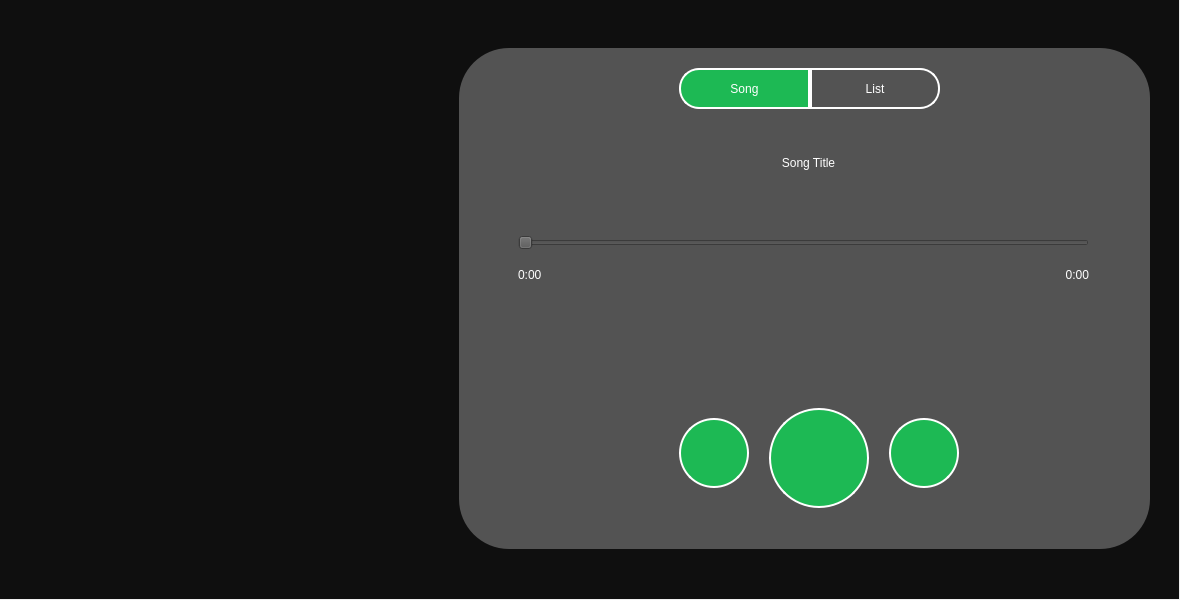
VincentZyrellDelaCruz/PyqtProject, file UI/music_player.ui: the form before one commit.
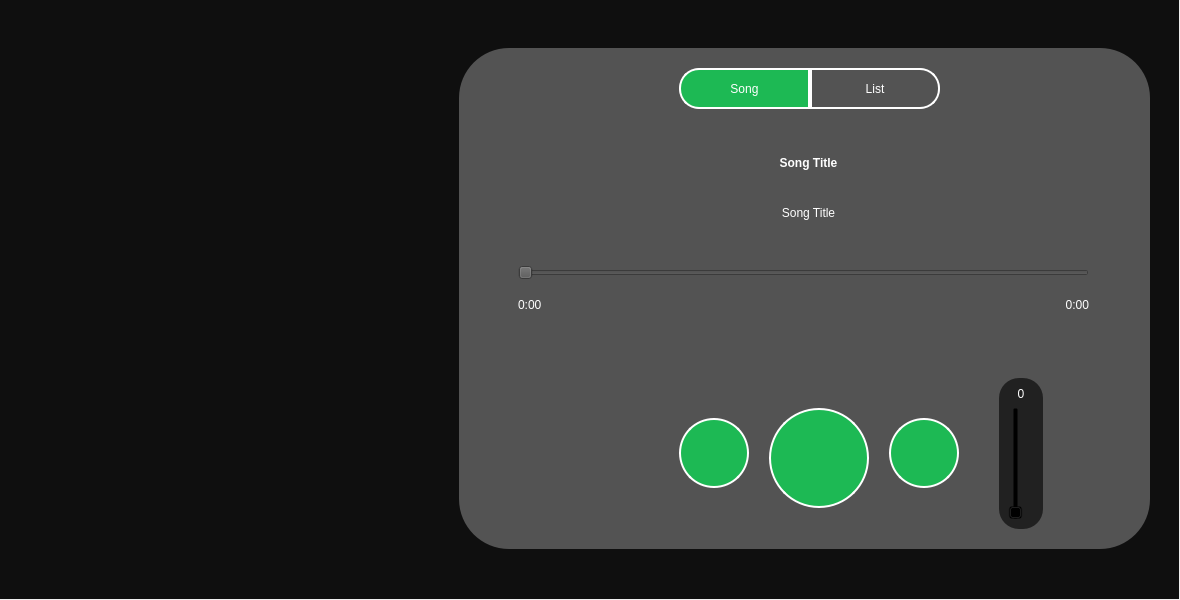
The form after the commit. Icons and pictures are not drawn.

Commit message: Adds and enhances music player functionalities

```diff
--- a/UI/music_player.ui
+++ b/UI/music_player.ui
@@ -180,7 +180,7 @@
        <property name="geometry">
         <rect>
          <x>10</x>
-         <y>100</y>
+         <y>130</y>
          <width>571</width>
          <height>31</height>
         </rect>
@@ -201,7 +201,7 @@
        <property name="geometry">
         <rect>
          <x>10</x>
-         <y>140</y>
+         <y>170</y>
          <width>81</width>
          <height>16</height>
         </rect>
@@ -220,7 +220,7 @@
        <property name="geometry">
         <rect>
          <x>500</x>
-         <y>140</y>
+         <y>170</y>
          <width>81</width>
          <height>16</height>
         </rect>
@@ -252,6 +252,29 @@
 	color: white;
 	text-transform: uppercase;
 	font: 75 20pt &quot;MS Shell Dlg 2&quot;;
+	font-weight: bold;
+}</string>
+       </property>
+       <property name="text">
+        <string>Song Title</string>
+       </property>
+       <property name="alignment">
+        <set>Qt::AlignCenter</set>
+       </property>
+      </widget>
+      <widget class="QLabel" name="artist_name">
+       <property name="geometry">
+        <rect>
+         <x>0</x>
+         <y>50</y>
+         <width>601</width>
+         <height>71</height>
+        </rect>
+       </property>
+       <property name="styleSheet">
+        <string notr="true">QLabel {
+	color: white;
+	font: 75 16pt &quot;MS Shell Dlg 2&quot;;
 }</string>
        </property>
        <property name="text">
@@ -298,7 +321,7 @@
       </widget>
      </widget>
     </widget>
-    <widget class="QWidget" name="">
+    <widget class="QWidget" name="layoutWidget">
      <property name="geometry">
       <rect>
        <x>220</x>
@@ -378,6 +401,138 @@
       </item>
      </layout>
     </widget>
+    <widget class="QPushButton" name="loop_shuffle">
+     <property name="geometry">
+      <rect>
+       <x>50</x>
+       <y>390</y>
+       <width>51</width>
+       <height>41</height>
+      </rect>
+     </property>
+     <property name="cursor">
+      <cursorShape>PointingHandCursor</cursorShape>
+     </property>
+     <property name="styleSheet">
+      <string notr="true">QPushButton {
+	color: white;
+}</string>
+     </property>
+     <property name="text">
+      <string/>
+     </property>
+     <property name="icon">
+      <iconset resource="../assets/resources.qrc">
+       <normaloff>:/icons/continue.svg</normaloff>:/icons/continue.svg</iconset>
+     </property>
+     <property name="iconSize">
+      <size>
+       <width>30</width>
+       <height>30</height>
+      </size>
+     </property>
+    </widget>
+    <widget class="QPushButton" name="volume">
+     <property name="geometry">
+      <rect>
+       <x>590</x>
+       <y>390</y>
+       <width>51</width>
+       <height>41</height>
+      </rect>
+     </property>
+     <property name="cursor">
+      <cursorShape>PointingHandCursor</cursorShape>
+     </property>
+     <property name="styleSheet">
+      <string notr="true">QPushButton {
+	color: white;
+	border-radius: 20px;
+}
+
+QPushButton:checked {
+	background-color: #1DB954;
+}</string>
+     </property>
+     <property name="text">
+      <string/>
+     </property>
+     <property name="icon">
+      <iconset resource="../assets/resources.qrc">
+       <normaloff>:/icons/volume-up.svg</normaloff>:/icons/volume-up.svg</iconset>
+     </property>
+     <property name="iconSize">
+      <size>
+       <width>30</width>
+       <height>30</height>
+      </size>
+     </property>
+     <property name="checkable">
+      <bool>true</bool>
+     </property>
+     <property name="checked">
+      <bool>false</bool>
+     </property>
+    </widget>
+    <widget class="QFrame" name="volume_frame">
+     <property name="geometry">
+      <rect>
+       <x>540</x>
+       <y>330</y>
+       <width>44</width>
+       <height>151</height>
+      </rect>
+     </property>
+     <property name="layoutDirection">
+      <enum>Qt::LeftToRight</enum>
+     </property>
+     <property name="styleSheet">
+      <string notr="true">QFrame {
+	
+	background-color: rgb(33, 33, 33);
+	border-radius: 20px;
+}</string>
+     </property>
+     <property name="frameShape">
+      <enum>QFrame::StyledPanel</enum>
+     </property>
+     <property name="frameShadow">
+      <enum>QFrame::Raised</enum>
+     </property>
+     <layout class="QVBoxLayout" name="verticalLayout">
+      <item>
+       <widget class="QLabel" name="volume_label">
+        <property name="styleSheet">
+         <string notr="true">QLabel {
+	font: 75 10pt &quot;MS Shell Dlg 2&quot;;
+	color: white;
+}</string>
+        </property>
+        <property name="text">
+         <string>0</string>
+        </property>
+        <property name="alignment">
+         <set>Qt::AlignCenter</set>
+        </property>
+       </widget>
+      </item>
+      <item>
+       <widget class="QSlider" name="volume_slider">
+        <property name="layoutDirection">
+         <enum>Qt::LeftToRight</enum>
+        </property>
+        <property name="styleSheet">
+         <string notr="true">QSlider {
+	background: transparent;
+}</string>
+        </property>
+        <property name="orientation">
+         <enum>Qt::Vertical</enum>
+        </property>
+       </widget>
+      </item>
+     </layout>
+    </widget>
    </widget>
   </widget>
  </widget>
```
Left out of the diff: 21 changed lines with no effect on the pictures. The commit also changes 3 other files.
